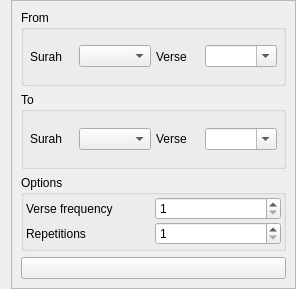
Old version of the form src/widgets/repeaterpopup.ui in the repository 0xzer0x/quran-companion.
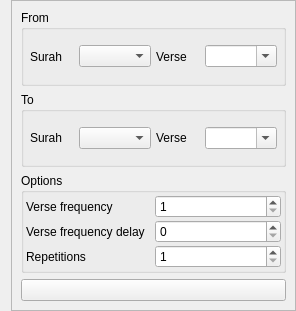
New version of the form.

Commit message: Feature: Adding a spin for verse frequency delay

The edit to the form file:
```diff
--- a/src/widgets/repeaterpopup.ui
+++ b/src/widgets/repeaterpopup.ui
@@ -7,7 +7,7 @@
     <x>0</x>
     <y>0</y>
     <width>296</width>
-    <height>289</height>
+    <height>311</height>
    </rect>
   </property>
   <property name="windowTitle">
@@ -204,6 +204,20 @@
            </item>
           </layout>
          </item>
+         <item>
+          <layout class="QHBoxLayout" name="horizontalLayout">
+           <item>
+            <widget class="QLabel" name="label">
+             <property name="text">
+              <string>Verse frequency delay</string>
+             </property>
+            </widget>
+           </item>
+           <item>
+            <widget class="QSpinBox" name="spnVerseFrequencyDelay"/>
+           </item>
+          </layout>
+         </item>
          <item>
           <layout class="QHBoxLayout" name="horizontalLayout_13">
            <item>
```
Left out of the diff: 4 changed lines with no effect on the pictures. The commit also changes 7 other files.
